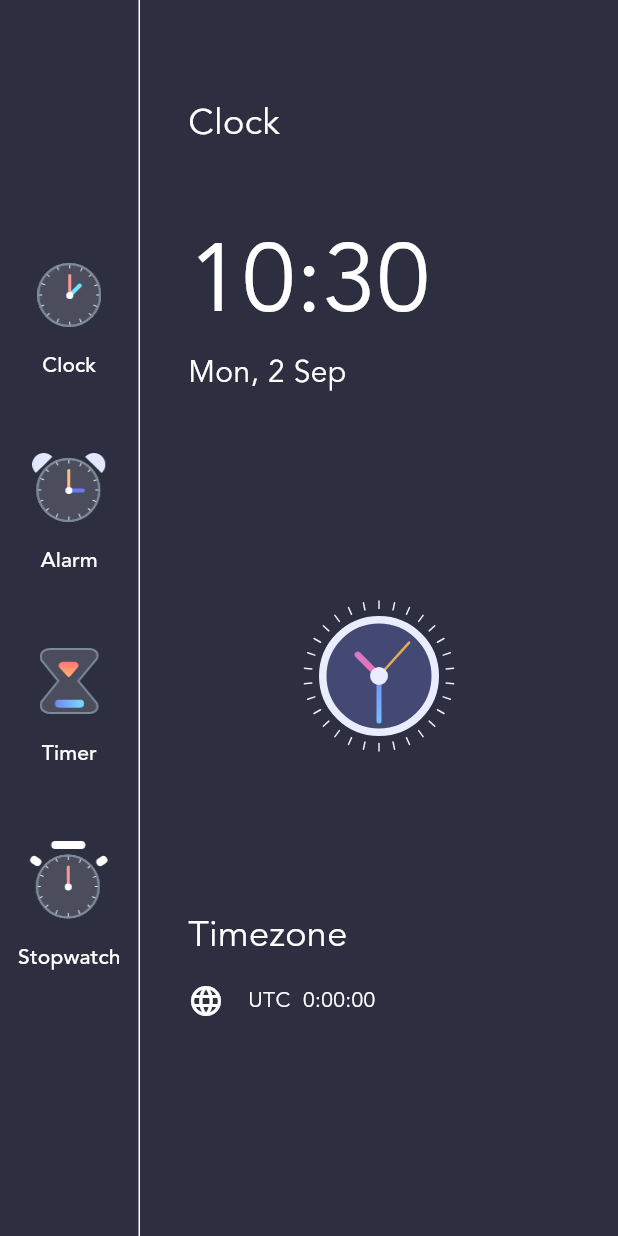
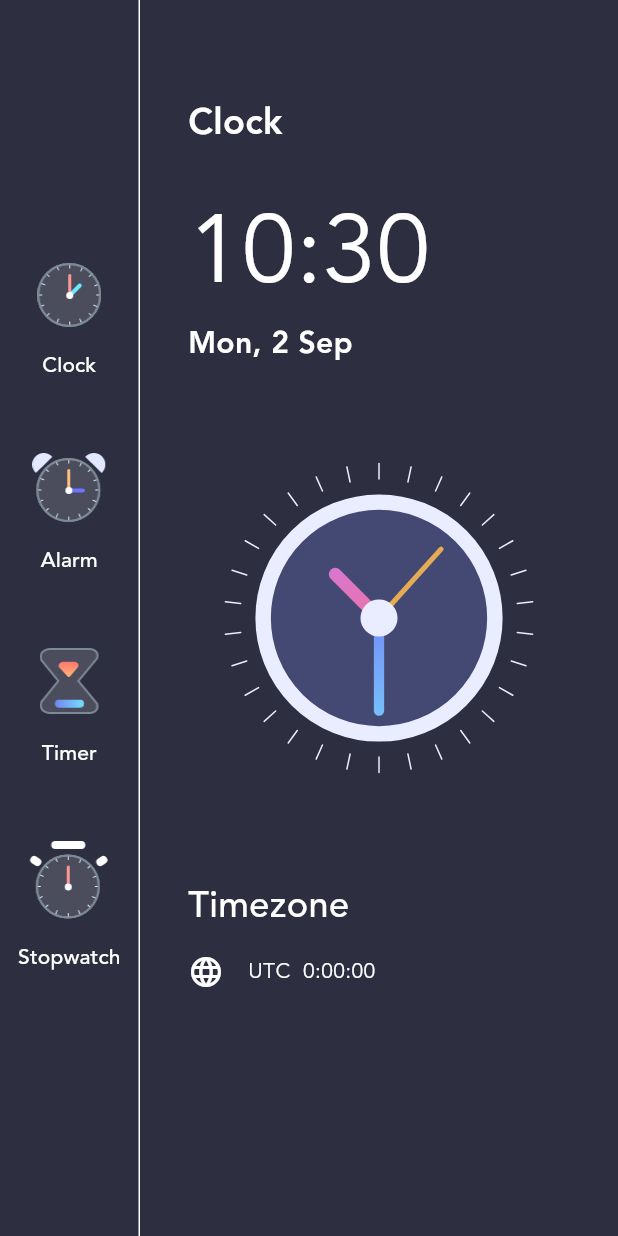
Before and after one commit to JOYBOY1O1/Alarm_clock_app, a Flutter app: the screen it shows after launch, on a phone screen of 412 x 824 dp. Run offline on Flutter 3.47's test engine with Material 3 defaults, Android fonts, the phone set to English and light mode, and no system bars.

Commit message:
clockview dynamic update

```diff
--- a/lib/clock_view.dart
+++ b/lib/clock_view.dart
@@ -5,7 +5,7 @@ import 'package:flutter/material.dart';
 class ClockView extends StatefulWidget {
   final double? size;
 
-  const ClockView({Key? key, this.size}) : super(key: key);
+  const ClockView({super.key, this.size});
 
   @override
   _ClockViewState createState() => _ClockViewState();
@@ -16,7 +16,7 @@ class _ClockViewState extends State<ClockView> {
 
   @override
   void initState() {
-    this.timer = Timer.periodic(Duration(seconds: 1), (timer) {
+    timer = Timer.periodic(const Duration(seconds: 1), (timer) {
       setState(() {});
     });
     super.initState();
@@ -24,7 +24,7 @@ class _ClockViewState extends State<ClockView> {
 
   @override
   void dispose() {
-    this.timer.cancel();
+    timer.cancel();
     super.dispose();
   }
 
--- a/lib/homepage.dart
+++ b/lib/homepage.dart
@@ -67,6 +67,7 @@ class _HomePageState extends State<HomePage> {
                       'Clock',
                       style: TextStyle(
                         fontFamily: 'avenir',
+                        fontWeight: FontWeight.w700,
                         color: Colors.white,
                         fontSize: 24,
                       ),
@@ -89,6 +90,7 @@ class _HomePageState extends State<HomePage> {
                           formattedDate, // Use formattedDate here
                           style: const TextStyle(
                             fontFamily: 'avenir',
+                            fontWeight: FontWeight.w700,
                             color: Colors.white,
                             fontSize: 20,
                           ),
@@ -97,17 +99,17 @@ class _HomePageState extends State<HomePage> {
                     ),
                   ),
                   Flexible(
-                    flex: 4,
+                    flex: 6,
                     fit: FlexFit.tight,
                     child: Align(
                       alignment: Alignment.center,
                       child: ClockView(
-                        size: 100,
+                        size: MediaQuery.of(context).size.height / 4,
                       ),
                     ),
                   ),
                   Flexible(
-                    flex: 2,
+                    flex: 3,
                     fit: FlexFit.tight,
                     child: Column(
                       crossAxisAlignment: CrossAxisAlignment.start,
@@ -116,6 +118,7 @@ class _HomePageState extends State<HomePage> {
                           'Timezone',
                           style: TextStyle(
                             fontFamily: 'avenir',
+                            fontWeight: FontWeight.w500,
                             color: Colors.white,
                             fontSize: 24,
                           ),
```
